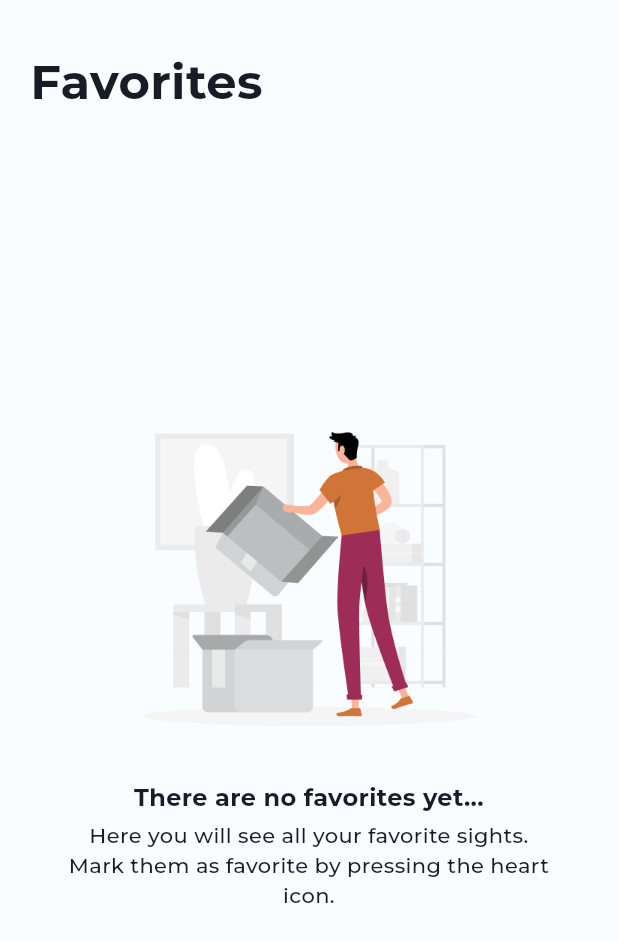
After one commit to super-mario-beep/tourist_guide_app, a Flutter app: the FavoritesScreen screen opened directly, on a phone screen of 412 x 824 dp. The commit adds this screen. Shown: the top 942 px of the screen. Run offline on Flutter 3.47's test engine with Material 3 defaults, Android fonts, the phone set to English and light mode, and no system bars; our stand-ins replace dio, firebase_auth, firebase_core, get_it, hive_ce, hive_ce_flutter and 2 more; accounts and stored records are empty; generated files the repository leaves out were written again.

Commit message:
Add favorits

```diff
--- /dev/null
+++ b/lib/features/favorites/presentation/favorites_screen.dart
@@ -0,0 +1,81 @@
+import 'package:flutter/material.dart';
+import 'package:tourist_guide_app/core/di/service_locator.dart';
+import 'package:tourist_guide_app/core/theme/app_colors.dart';
+import 'package:tourist_guide_app/core/widgets/centered_sliver.dart';
+import 'package:tourist_guide_app/core/widgets/status_message.dart';
+import 'package:tourist_guide_app/features/favorites/presentation/favorites_view_model.dart';
+import 'package:tourist_guide_app/features/places/presentation/place_list_item.dart';
+
+class FavoritesScreen extends StatefulWidget {
+  const FavoritesScreen({super.key});
+
+  @override
+  State<FavoritesScreen> createState() => _FavoritesScreenState();
+}
+
+class _FavoritesScreenState extends State<FavoritesScreen> {
+  final _viewModel = FavoritesViewModel(getIt());
+
+  @override
+  void dispose() {
+    _viewModel.dispose();
+    super.dispose();
+  }
+
+  @override
+  Widget build(BuildContext context) {
+    return Scaffold(
+      body: SafeArea(
+        bottom: false,
+        child: ListenableBuilder(
+          listenable: _viewModel,
+          builder: (_, _) => CustomScrollView(
+            slivers: [
+              const SliverPadding(
+                padding: EdgeInsets.fromLTRB(20, 32, 20, 24),
+                sliver: SliverToBoxAdapter(
+                  child: Text(
+                    'Favorites',
+                    style: TextStyle(
+                      color: AppColors.text,
+                      fontSize: 32,
+                      fontWeight: FontWeight.w700,
+                    ),
+                  ),
+                ),
+              ),
+              if (_viewModel.favorites.isEmpty)
+                const CenteredSliver(
+                  child: StatusMessage(
+                    imagePath: 'assets/images/empty_favorites.png',
+                    title: 'There are no favorites yet...',
+                    message:
+                        'Here you will see all your favorite sights. '
+                        'Mark them as favorite by pressing the heart icon.',
+                  ),
+                )
+              else
+                SliverPadding(
+                  padding: const EdgeInsets.fromLTRB(20, 0, 20, 24),
+                  sliver: SliverList.separated(
+                    itemCount: _viewModel.favorites.length,
+                    separatorBuilder: (_, _) => const SizedBox(height: 20),
+                    itemBuilder: (_, index) {
+                      final place = _viewModel.favorites[index];
+                      return PlaceListItem(
+                        place: place,
+                        listName: 'favorites',
+                        isFavorite: true,
+                        onFavoritePressed: () =>
+                            _viewModel.removeFavorite(place),
+                      );
+                    },
+                  ),
+                ),
+            ],
+          ),
+        ),
+      ),
+    );
+  }
+}
--- /dev/null
+++ b/lib/features/favorites/presentation/favorites_view_model.dart
@@ -0,0 +1,28 @@
+import 'dart:async';
+
+import 'package:flutter/foundation.dart';
+import 'package:tourist_guide_app/features/favorites/domain/favorites_repository.dart';
+import 'package:tourist_guide_app/features/places/domain/place.dart';
+
+class FavoritesViewModel extends ChangeNotifier {
+  FavoritesViewModel(this._favoritesRepository) {
+    // Keeps the list in sync when hearts are toggled on other screens.
+    _subscription = _favoritesRepository.watchAll().listen((favorites) {
+      this.favorites = favorites;
+      notifyListeners();
+    });
+  }
+
+  final FavoritesRepository _favoritesRepository;
+  late final StreamSubscription<List<Place>> _subscription;
+
+  List<Place> favorites = [];
+
+  void removeFavorite(Place place) => _favoritesRepository.toggle(place);
+
+  @override
+  void dispose() {
+    _subscription.cancel();
+    super.dispose();
+  }
+}
```
Also changed, not shown: lib/core/di/service_locator.dart (+5 -2 lines), lib/core/widgets/centered_sliver.dart (added, +21 -0 lines), lib/features/main/presentation/main_screen.dart (+4 -11 lines), lib/features/places/presentation/home_screen.dart (+8 -40 lines), lib/features/places/presentation/home_view_model.dart (+16 -8 lines), lib/features/places/presentation/place_details_screen.dart (+9 -6 lines), lib/features/places/presentation/place_details_view_model.dart (+7 -4 lines), lib/features/places/presentation/place_list_item.dart (added, +47 -0 lines).
